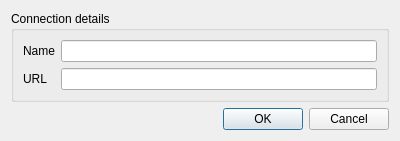
The window that newcswconnectiondialogbase.ui (nextgis/qgis_cswclient) describes before a commit, drawn with Qt 5.
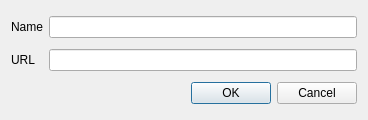
The same window after the commit.

Commit message: handle NONE values and comma-separated items in keywords list (fix #6540)

Patch:
```diff
--- a/newcswconnectiondialogbase.ui
+++ b/newcswconnectiondialogbase.ui
@@ -6,20 +6,14 @@
    <rect>
     <x>0</x>
     <y>0</y>
-    <width>400</width>
-    <height>138</height>
+    <width>368</width>
+    <height>120</height>
    </rect>
   </property>
   <property name="windowTitle">
    <string>Create a new CSW connection</string>
   </property>
-  <layout class="QVBoxLayout" name="verticalLayout">
-   <item>
-    <widget class="QGroupBox" name="groupBox">
-     <property name="title">
-      <string>Connection details</string>
-     </property>
-     <layout class="QFormLayout" name="formLayout">
+  <layout class="QGridLayout" name="gridLayout">
       <item row="0" column="0">
        <widget class="QLabel" name="label">
         <property name="text">
@@ -40,10 +34,7 @@
       <item row="1" column="1">
        <widget class="QLineEdit" name="leURL"/>
       </item>
-     </layout>
-    </widget>
-   </item>
-   <item>
+   <item row="2" column="0" colspan="2">
     <widget class="QDialogButtonBox" name="buttonBox">
      <property name="orientation">
       <enum>Qt::Horizontal</enum>
```
Lines whose indentation alone changed are shown as unchanged. The commit also changes 1 other file.
